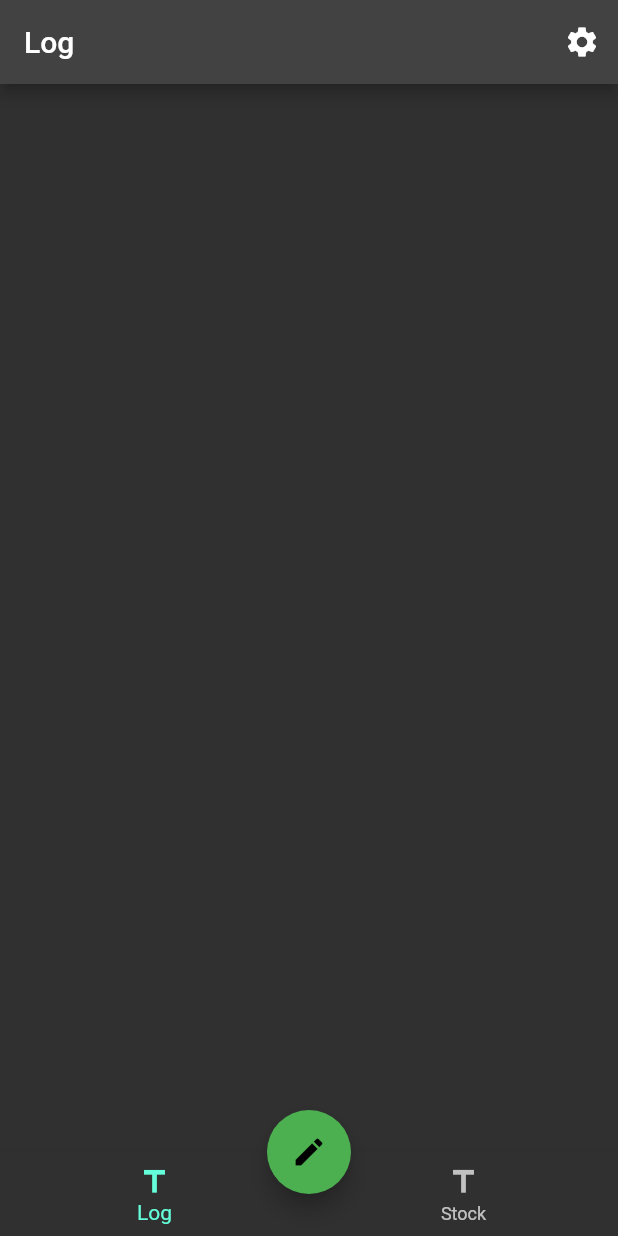
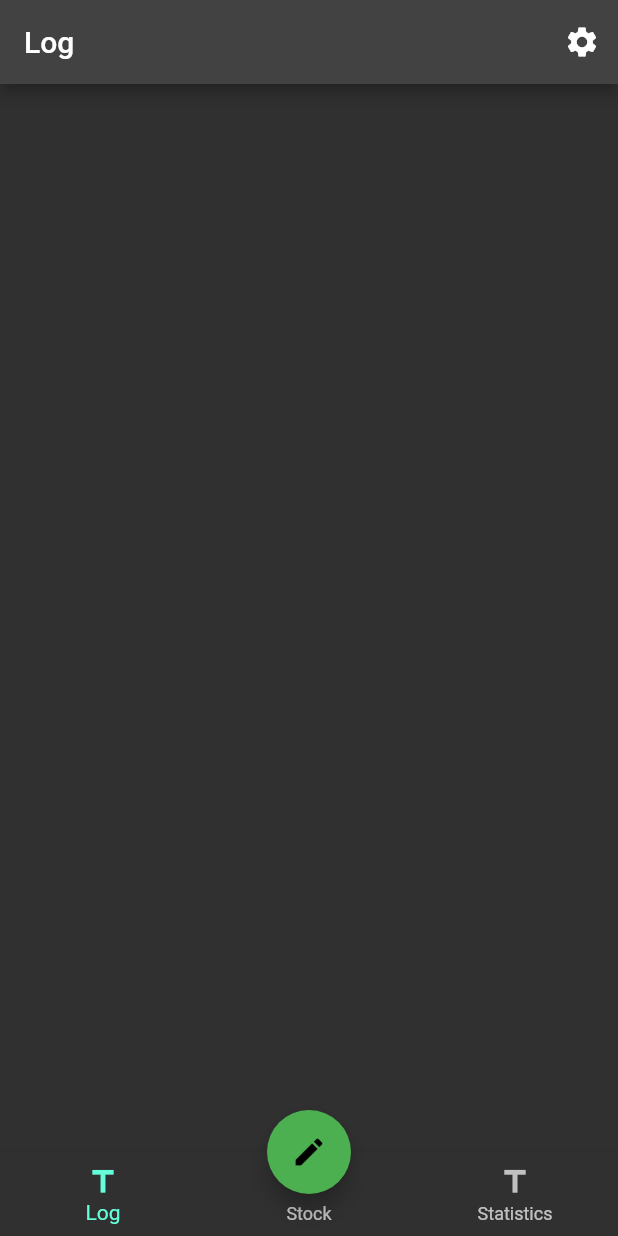
Before and after one commit to Hu1buerger/medlog, a Flutter app: the screen it shows after launch, on a phone screen of 412 x 824 dp. Run offline on Flutter 3.47's test engine with Material 2 defaults, Android fonts, the phone set to English and light mode, and no system bars; our stand-ins replace package_info_plus; missing offline and left inert: logging_to_logcat; generated files the repository leaves out were written again.

```diff
--- a/lib/src/presentation/home_page.dart
+++ b/lib/src/presentation/home_page.dart
@@ -1,5 +1,6 @@
 import 'package:flutter/material.dart';
 import 'package:medlog/src/api_provider.dart';
+import 'package:medlog/src/presentation/analysis/analysis_view.dart';
 import 'package:medlog/src/presentation/log/log_view.dart';
 import 'package:medlog/src/presentation/stock/view_stock.dart';
 
@@ -25,21 +26,16 @@ class _HomePageState extends State<HomePage> {
     super.initState();
 
     pages = [
-      LogView(
-        provider: widget.provider,
-      ),
-      StockView(
-        provider: widget.provider,
-      )
+      LogView(provider: widget.provider),
+      StockView(provider: widget.provider),
+      AnalysisView(provider: widget.provider)
     ];
   }
 
   void selectPage(int i) {
     if (selectedPage == i) return;
 
-    setState(() {
-      selectedPage = i;
-    });
+    setState(() => selectedPage = i);
   }
 
   Widget buildNavBar() {
@@ -49,8 +45,7 @@ class _HomePageState extends State<HomePage> {
         items: List.generate(pages.length, (i) {
           var page = pages[i];
 
-          return BottomNavigationBarItem(
-              icon: Icon(Icons.title), label: page.tabtitle());
+          return BottomNavigationBarItem(icon: const Icon(Icons.title), label: page.tabtitle());
         }));
   }
 
```
Also changed, not shown: lib/src/analysis/pharma_usage_frequency.dart (added, +21 -0 lines), lib/src/presentation/analysis/analysis_view.dart (added, +69 -0 lines), lib/src/presentation/widgets/date_time_widget.dart (+2 -6 lines).
